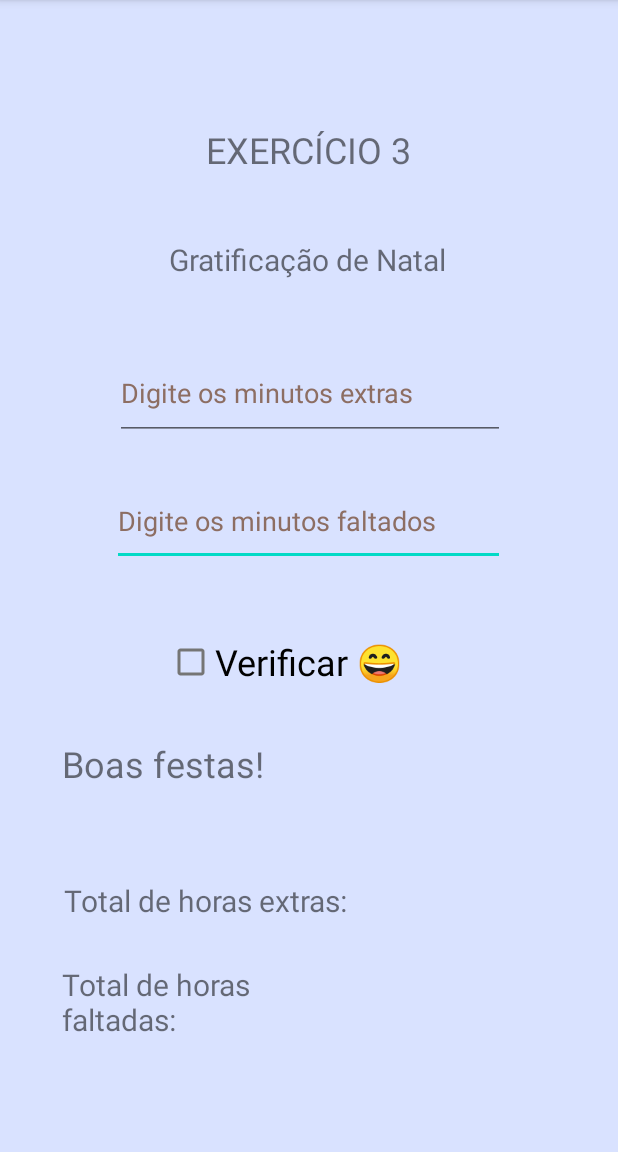
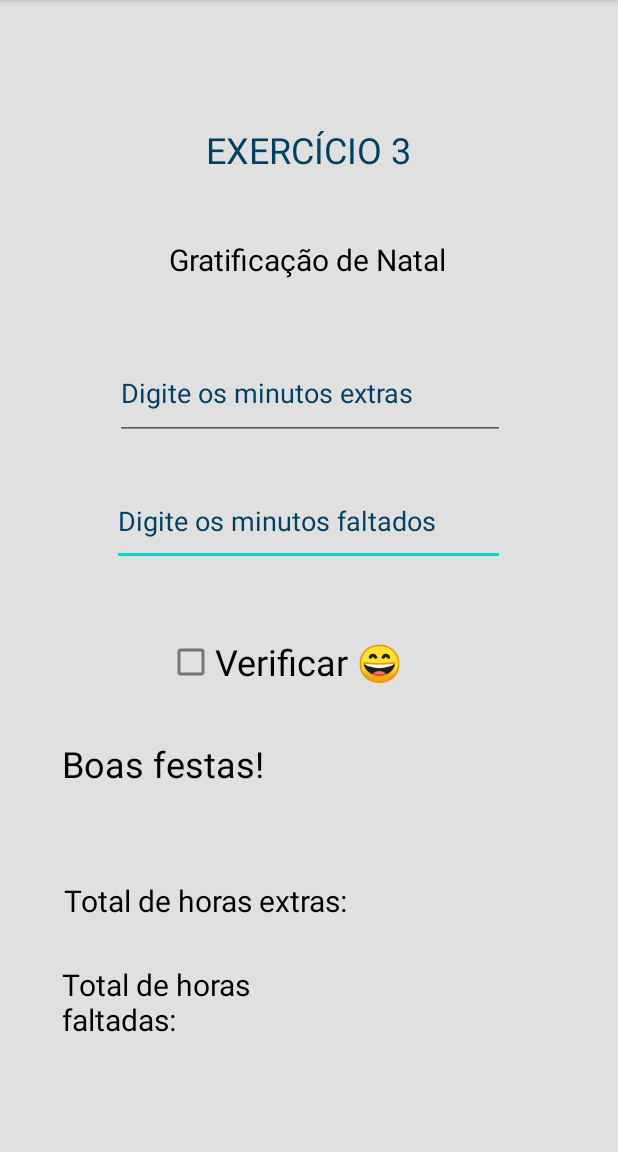
Before and after one commit to rebekaamorim/atividade_, an Android app: the exer3 screen opened directly, with no data from a screen before it, on a phone screen of 412 x 824 dp, the part 84-1236 px from its top. Run offline under Robolectric (Android 15) with nearby library versions, the phone set to English and light mode, and no system bars; Roboto replaces fonts that are not available here.

Commit message:
layouts feitos

```diff
--- a/app/src/main/res/layout/activity_exer3.xml
+++ b/app/src/main/res/layout/activity_exer3.xml
@@ -4,7 +4,7 @@
     xmlns:tools="http://schemas.android.com/tools"
     android:layout_width="match_parent"
     android:layout_height="match_parent"
-    android:background="@color/material_dynamic_primary90"
+    android:background="@color/cinzaclarinho"
     tools:context=".exer3">
 
     <TextView
@@ -13,6 +13,7 @@
         android:layout_height="wrap_content"
         android:fontFamily="@font/alata"
         android:text="@string/txt_exer3"
+        android:textColor="@color/black"
         android:textSize="20sp"
         app:layout_constraintBottom_toBottomOf="parent"
         app:layout_constraintEnd_toEndOf="parent"
@@ -27,6 +28,7 @@
         android:layout_height="wrap_content"
         android:fontFamily="@font/alata"
         android:text="@string/bnt2"
+        android:textColor="@color/azulescuro"
         android:textSize="24sp"
         app:layout_constraintBottom_toBottomOf="parent"
         app:layout_constraintEnd_toEndOf="parent"
@@ -41,6 +43,7 @@
         android:layout_height="64dp"
         android:fontFamily="@font/alata"
         android:text="@string/result"
+        android:textColor="@color/black"
         android:textSize="24sp"
         app:layout_constraintBottom_toBottomOf="parent"
         app:layout_constraintEnd_toEndOf="parent"
@@ -56,7 +59,8 @@
         android:ems="10"
         android:hint="@string/edit2_3"
         android:inputType="number"
-        android:textColorHint="#8D6E63"
+        android:textColor="@color/black"
+        android:textColorHint="@color/azulescuro"
         app:layout_constraintBottom_toBottomOf="parent"
         app:layout_constraintEnd_toEndOf="parent"
         app:layout_constraintHorizontal_bias="0.496"
@@ -71,6 +75,7 @@
         android:layout_height="65dp"
         android:fontFamily="@font/alata"
         android:text="@string/check"
+        android:textColor="@color/black"
         android:textSize="24sp"
         app:layout_constraintBottom_toBottomOf="parent"
         app:layout_constraintEnd_toEndOf="parent"
@@ -85,7 +90,8 @@
         android:ems="10"
         android:hint="@string/edit1_3"
         android:inputType="number"
-        android:textColorHint="#8D6E63"
+        android:textColor="@color/black"
+        android:textColorHint="@color/azulescuro"
         app:layout_constraintBottom_toBottomOf="parent"
         app:layout_constraintEnd_toEndOf="parent"
         app:layout_constraintHorizontal_bias="0.503"
@@ -100,6 +106,7 @@
         android:layout_height="wrap_content"
         android:fontFamily="@font/alata"
         android:text="@string/extras"
+        android:textColor="@color/black"
         android:textSize="20sp"
         app:layout_constraintBottom_toBottomOf="parent"
         app:layout_constraintEnd_toEndOf="parent"
@@ -114,6 +121,7 @@
         android:layout_height="64dp"
         android:fontFamily="@font/alata"
         android:text="@string/faltas"
+        android:textColor="@color/black"
         android:textSize="20sp"
         app:layout_constraintBottom_toBottomOf="parent"
         app:layout_constraintEnd_toEndOf="parent"
@@ -124,20 +132,22 @@
 
     <TextView
         android:id="@+id/hextra"
-        android:layout_width="wrap_content"
-        android:layout_height="wrap_content"
+        android:layout_width="110dp"
+        android:layout_height="51dp"
+        android:textColor="@color/azulescuro"
         android:textSize="20sp"
         app:layout_constraintBottom_toBottomOf="parent"
         app:layout_constraintEnd_toEndOf="parent"
-        app:layout_constraintHorizontal_bias="0.788"
+        app:layout_constraintHorizontal_bias="0.91"
         app:layout_constraintStart_toStartOf="parent"
         app:layout_constraintTop_toTopOf="parent"
-        app:layout_constraintVertical_bias="0.794" />
+        app:layout_constraintVertical_bias="0.802" />
 
     <TextView
         android:id="@+id/hfaltas"
         android:layout_width="161dp"
         android:layout_height="69dp"
+        android:textColor="@color/azulescuro"
         android:textSize="20sp"
         app:layout_constraintBottom_toBottomOf="parent"
         app:layout_constraintEnd_toEndOf="parent"
--- a/app/src/main/res/values/colors.xml
+++ b/app/src/main/res/values/colors.xml
@@ -2,4 +2,8 @@
 <resources>
     <color name="black">#FF000000</color>
     <color name="white">#FFFFFFFF</color>
+    <color name="azulclaro">#8be1ff</color>
+    <color name="azulescuro">#004063</color>
+    <color name="azulmaisclaro">#a7ebfc</color>
+    <color name="cinzaclarinho">#e0e0e0</color>
 </resources>
```
Also changed, not shown: app/src/main/res/layout/activity_exercicio1.xml (+9 -4 lines), app/src/main/res/layout/activity_main.xml (+7 -5 lines).
